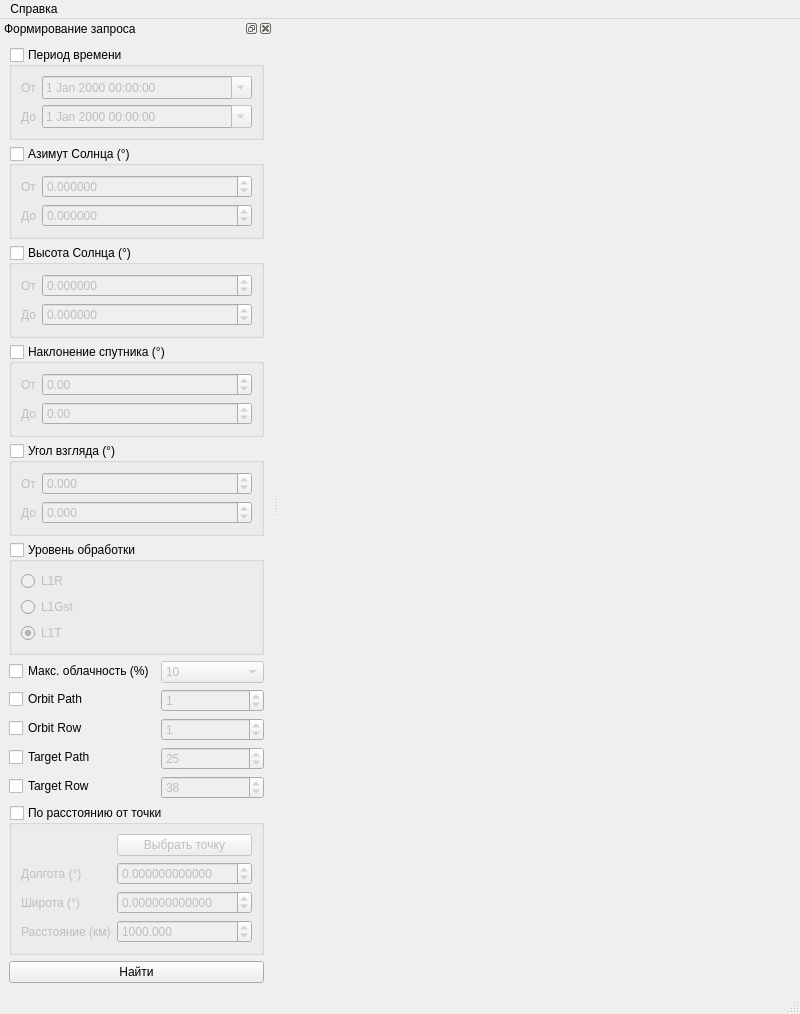
Before: the Qt Designer form src/geoPortal/ui/MainWindow.ui in AlexBobkov/hyexplorer, drawn with Qt 5.
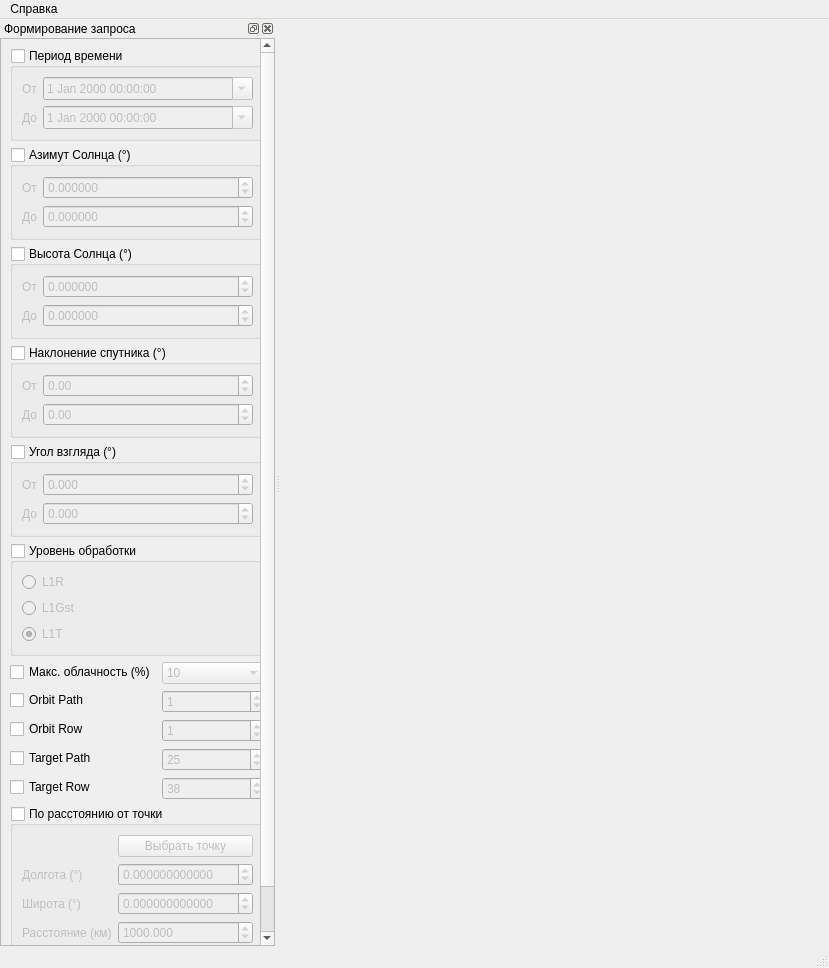
After: the same form once the commit is applied.

Commit message: Added scroll and default pushButton

```diff
--- a/src/geoPortal/ui/MainWindow.ui
+++ b/src/geoPortal/ui/MainWindow.ui
@@ -6,8 +6,8 @@
    <rect>
     <x>0</x>
     <y>0</y>
-    <width>800</width>
-    <height>895</height>
+    <width>829</width>
+    <height>968</height>
    </rect>
   </property>
   <property name="windowTitle">
@@ -19,7 +19,7 @@
     <rect>
      <x>0</x>
      <y>0</y>
-     <width>800</width>
+     <width>829</width>
      <height>21</height>
     </rect>
    </property>
@@ -34,6 +34,15 @@
   </widget>
   <widget class="QStatusBar" name="statusbar"/>
   <widget class="QDockWidget" name="dockWidget">
+   <property name="minimumSize">
+    <size>
+     <width>260</width>
+     <height>93</height>
+    </size>
+   </property>
+   <property name="allowedAreas">
+    <set>Qt::LeftDockWidgetArea|Qt::RightDockWidgetArea</set>
+   </property>
    <property name="windowTitle">
     <string>Формирование запроса</string>
    </property>
@@ -41,6 +50,30 @@
     <number>1</number>
    </attribute>
    <widget class="QWidget" name="dockWidgetContents">
+    <layout class="QVBoxLayout" name="verticalLayout_3">
+     <property name="spacing">
+      <number>0</number>
+     </property>
+     <property name="margin">
+      <number>0</number>
+     </property>
+     <item>
+      <widget class="QScrollArea" name="scrollArea">
+       <property name="horizontalScrollBarPolicy">
+        <enum>Qt::ScrollBarAlwaysOff</enum>
+       </property>
+       <property name="widgetResizable">
+        <bool>true</bool>
+       </property>
+       <widget class="QWidget" name="scrollAreaWidgetContents">
+        <property name="geometry">
+         <rect>
+          <x>0</x>
+          <y>0</y>
+          <width>268</width>
+          <height>903</height>
+         </rect>
+        </property>
     <layout class="QVBoxLayout" name="verticalLayout_2">
      <item>
       <widget class="QGroupBox" name="dateGroupBox">
@@ -591,6 +624,9 @@
        <property name="text">
         <string>Найти</string>
        </property>
+           <property name="default">
+            <bool>true</bool>
+           </property>
       </widget>
      </item>
      <item>
@@ -601,7 +637,7 @@
        <property name="sizeHint" stdset="0">
         <size>
          <width>20</width>
-         <height>40</height>
+             <height>42</height>
         </size>
        </property>
       </spacer>
@@ -609,6 +645,10 @@
     </layout>
    </widget>
   </widget>
+     </item>
+    </layout>
+   </widget>
+  </widget>
   <action name="aboutAction">
    <property name="text">
     <string>О программе</string>
```
Left out of the diff: 78 changed lines with no effect on the pictures. Lines whose indentation alone changed are shown as unchanged.
